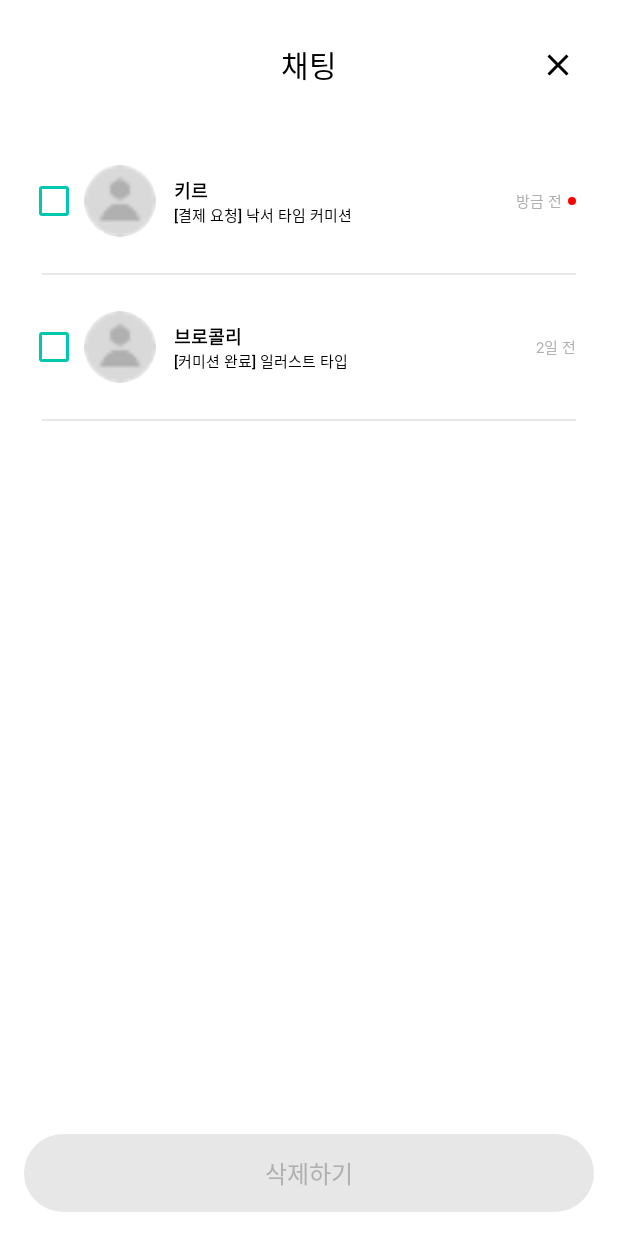
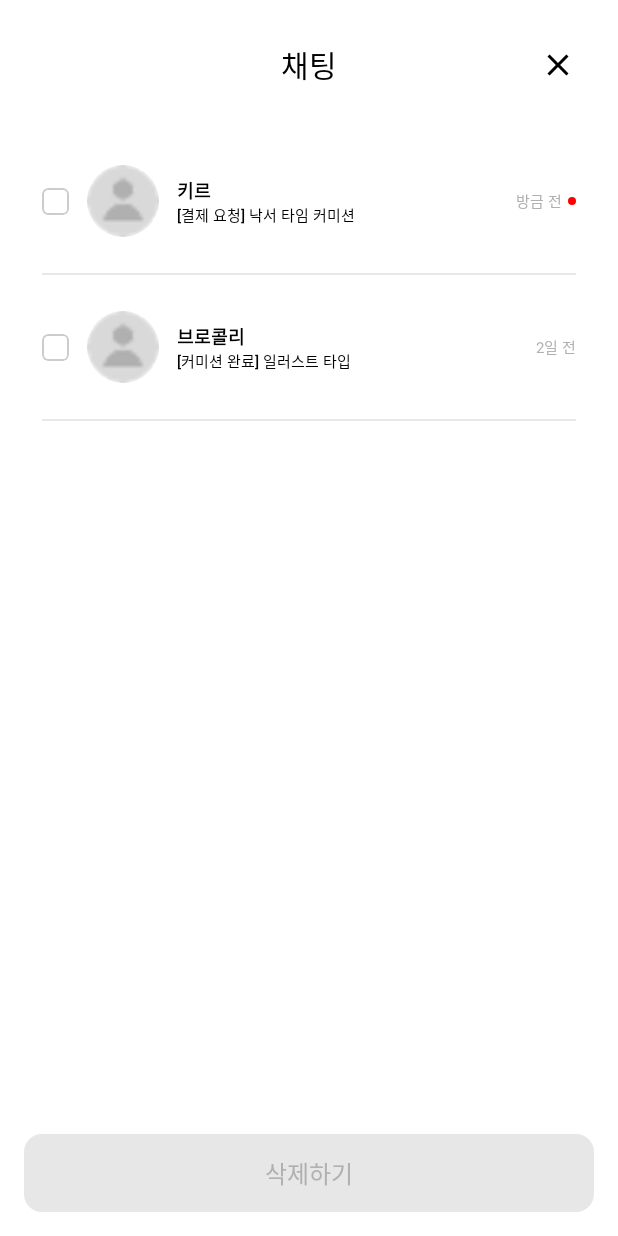
Before and after one commit to umc-commit/commit_frontend, an Android app built with Jetpack Compose: the @Preview function ChatDeleteScreenPreview, on a phone screen of 412 x 824 dp. Run offline under Robolectric (Android 15) with nearby library versions, the light colour scheme and no system bars; missing, so only their content is drawn: CommitTheme; Roboto replaces fonts that are not available here.

Commit message:
fix: 삭제하기 버튼 radius 수정

```diff
--- a/app/src/main/java/com/example/commit/ui/chat/ChatDeleteScreen.kt
+++ b/app/src/main/java/com/example/commit/ui/chat/ChatDeleteScreen.kt
@@ -1,6 +1,7 @@
 package com.example.commit.ui.chat
 
 import androidx.compose.foundation.background
+import androidx.compose.foundation.border
 import androidx.compose.foundation.clickable
 import androidx.compose.foundation.layout.*
 import androidx.compose.foundation.lazy.LazyColumn
@@ -22,7 +23,9 @@ import com.example.commit.ui.Theme.CommitTheme
 import com.example.commit.ui.request.notoSansKR
 import androidx.compose.ui.tooling.preview.Preview
 import androidx.compose.material.icons.Icons
+import androidx.compose.material.icons.filled.Check
 import androidx.compose.material.icons.filled.Close
+import androidx.compose.material3.AlertDialogDefaults.containerColor
 import androidx.compose.ui.graphics.Shape
 import androidx.compose.ui.text.font.FontWeight
 
@@ -84,10 +87,11 @@ fun ChatDeleteScreen(
                         .clickable { onItemToggle(item) },
                     verticalAlignment = Alignment.CenterVertically
                 ) {
-                    CustomCheckbox(
+                    RoundedCheckbox(
                         checked = selectedItems.contains(item),
                         onCheckedChange = { onItemToggle(item) }
                     )
+
 
                     Spacer(modifier = Modifier.width(12.dp))
 
@@ -106,8 +110,8 @@ fun ChatDeleteScreen(
             modifier = Modifier
                 .fillMaxWidth()
                 .padding(16.dp)
-                .height(52.dp)
-                .clip(RoundedCornerShape(12.dp)),
+                .height(52.dp),
+            shape = RoundedCornerShape(12.dp),
             colors = ButtonDefaults.buttonColors(
                 containerColor = if (isEnabled) Color(0xFF4D4D4D) else Color(0xFFEDEDED),
                 contentColor = Color.Unspecified
@@ -124,21 +128,34 @@ fun ChatDeleteScreen(
 }
 
 @Composable
-fun CustomCheckbox(
+fun RoundedCheckbox(
     checked: Boolean,
     onCheckedChange: (Boolean) -> Unit
 ) {
-    Checkbox(
-        checked = checked,
-        onCheckedChange = onCheckedChange,
-        modifier = Modifier.size(16.dp),
-        colors = CheckboxDefaults.colors(
-            checkedColor = Color(0xFF00C8B0),
-            uncheckedColor = Color(0xFF00C8B0),
-            checkmarkColor = Color(0xFF00C8B0)
-        )
-    )
+    val borderColor = if (checked) Color(0xFF17D5C6.toInt()) else Color.LightGray
+    val backgroundColor = if (checked) Color(0xFF17D5C6) else Color.Transparent
+    val checkmarkColor = Color(0xFF17D5C6)
+
+    Box(
+        modifier = Modifier
+            .size(18.dp)
+            .clip(RoundedCornerShape(4.dp))
+            .background(backgroundColor)
+            .border(1.dp, borderColor, RoundedCornerShape(4.dp))
+            .clickable { onCheckedChange(!checked) },
+        contentAlignment = Alignment.Center
+    ) {
+        if (checked) {
+            Icon(
+                imageVector = Icons.Default.Check,
+                contentDescription = "Checked",
+                tint = checkmarkColor,
+                modifier = Modifier.size(12.dp)
+            )
+        }
+    }
 }
+
 
 
 @Preview(showBackground = true)
```
